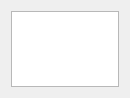
The window that BigBrother/lindeviceswidges.ui (akukhta/BigBrother) describes before a commit, drawn with Qt 5.
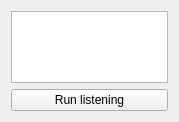
The same window after the commit.

Patch:
```diff
--- a/BigBrother/lindeviceswidges.ui
+++ b/BigBrother/lindeviceswidges.ui
@@ -6,8 +6,8 @@
    <rect>
     <x>0</x>
     <y>0</y>
-    <width>130</width>
-    <height>98</height>
+    <width>179</width>
+    <height>122</height>
    </rect>
   </property>
   <property name="windowTitle">
@@ -15,6 +15,8 @@
   </property>
   <layout class="QGridLayout" name="gridLayout">
    <item row="0" column="0">
+    <layout class="QGridLayout" name="gridLayout_2">
+     <item row="0" column="0">
     <widget class="QListWidget" name="listWidget">
      <property name="sizePolicy">
       <sizepolicy hsizetype="Expanding" vsizetype="Expanding">
@@ -23,6 +25,15 @@
       </sizepolicy>
      </property>
     </widget>
+     </item>
+     <item row="1" column="0">
+      <widget class="QPushButton" name="pushButton">
+       <property name="text">
+        <string>Run listening</string>
+       </property>
+      </widget>
+     </item>
+    </layout>
    </item>
   </layout>
  </widget>
```
Lines whose indentation alone changed are shown as unchanged.
